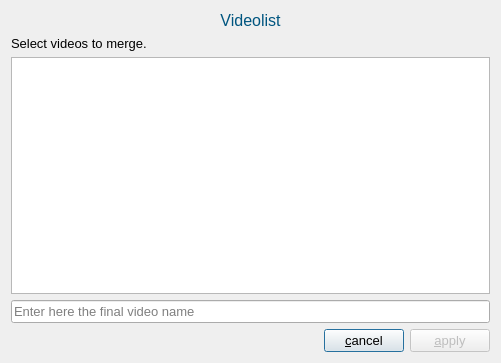
This is dialogvideolist.ui in fasa1964/screenrecorder as Qt 5 draws it before an edit. The edited form follows.
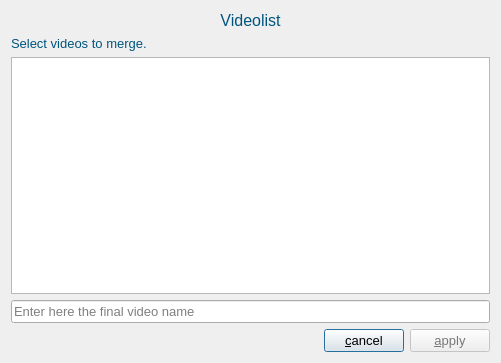
This is the edited form.

Commit message: Change font color.

The edit to the form file:
```diff
--- a/dialogvideolist.ui
+++ b/dialogvideolist.ui
@@ -73,6 +73,43 @@
    </item>
    <item row="1" column="0" colspan="3">
     <widget class="QLabel" name="label_2">
+     <property name="palette">
+      <palette>
+       <active>
+        <colorrole role="WindowText">
+         <brush brushstyle="SolidPattern">
+          <color alpha="255">
+           <red>0</red>
+           <green>85</green>
+           <blue>127</blue>
+          </color>
+         </brush>
+        </colorrole>
+       </active>
+       <inactive>
+        <colorrole role="WindowText">
+         <brush brushstyle="SolidPattern">
+          <color alpha="255">
+           <red>0</red>
+           <green>85</green>
+           <blue>127</blue>
+          </color>
+         </brush>
+        </colorrole>
+       </inactive>
+       <disabled>
+        <colorrole role="WindowText">
+         <brush brushstyle="SolidPattern">
+          <color alpha="255">
+           <red>120</red>
+           <green>120</green>
+           <blue>120</blue>
+          </color>
+         </brush>
+        </colorrole>
+       </disabled>
+      </palette>
+     </property>
      <property name="text">
       <string>Select videos to merge.</string>
      </property>
@@ -113,6 +150,43 @@
      <property name="enabled">
       <bool>false</bool>
      </property>
+     <property name="palette">
+      <palette>
+       <active>
+        <colorrole role="ButtonText">
+         <brush brushstyle="SolidPattern">
+          <color alpha="255">
+           <red>0</red>
+           <green>85</green>
+           <blue>127</blue>
+          </color>
+         </brush>
+        </colorrole>
+       </active>
+       <inactive>
+        <colorrole role="ButtonText">
+         <brush brushstyle="SolidPattern">
+          <color alpha="255">
+           <red>0</red>
+           <green>85</green>
+           <blue>127</blue>
+          </color>
+         </brush>
+        </colorrole>
+       </inactive>
+       <disabled>
+        <colorrole role="ButtonText">
+         <brush brushstyle="SolidPattern">
+          <color alpha="255">
+           <red>120</red>
+           <green>120</green>
+           <blue>120</blue>
+          </color>
+         </brush>
+        </colorrole>
+       </disabled>
+      </palette>
+     </property>
      <property name="text">
       <string>&amp;apply</string>
      </property>
```
